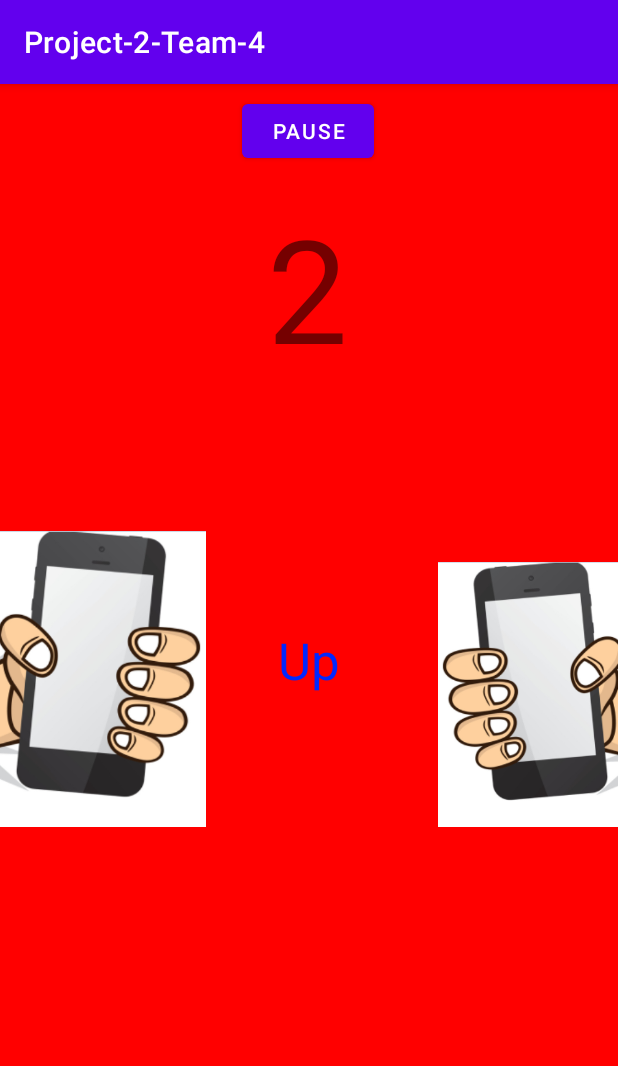
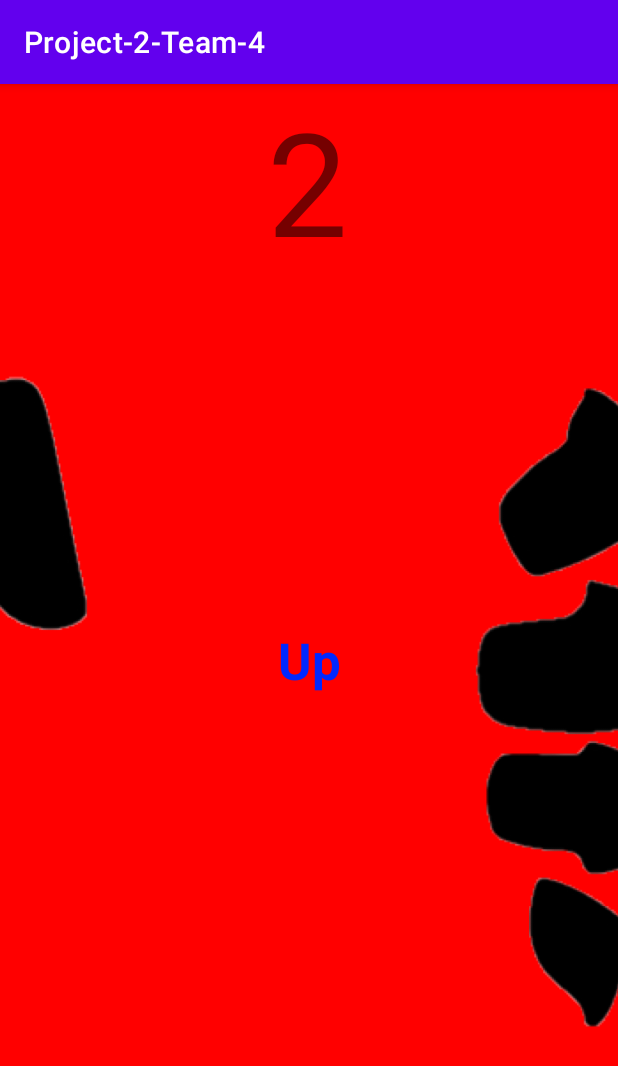
Before and after one commit to AJChippi/Project-2-Team-4, an Android app: the GameActivity screen opened directly, with no data from a screen before it, on a phone screen of 412 x 824 dp. Shown: the top 1066 px of the screen. Run offline under Robolectric (Android 15) with nearby library versions, the phone set to English and light mode, and no system bars.

Commit message:
Added Images, Listening for down still an issue
Added images for right or left handedness. Tried to fix the issue when listening for down events. Still triggers when punching up due to buoyancy effect

```diff
--- a/app/src/main/java/com/example/project_2_team_4/GameActivity.java
+++ b/app/src/main/java/com/example/project_2_team_4/GameActivity.java
@@ -11,15 +11,14 @@ import android.hardware.Sensor;
 import android.hardware.SensorEvent;
 import android.hardware.SensorEventListener;
 import android.hardware.SensorManager;
-import android.media.Image;
 import android.os.Bundle;
 import android.util.Log;
+import android.view.View;
 import android.widget.Button;
 import android.widget.ImageView;
 import android.widget.TextView;
 
 import java.util.ArrayList;
-import java.util.Arrays;
 import java.util.Timer;
 import java.util.TimerTask;
 
@@ -29,10 +28,10 @@ public class GameActivity extends AppCompatActivity implements SensorEventListen
     TextView txtTimer;
     ImageView imgLeftGrip;
     ImageView imgRightGrip;
-    Button btnPause;
 
     //Variables
     int ACC_THRESHOLD = 1;
+    int DIRECTION_CHECK = 0;
     int numOfCommands;
     float accStartingX;
     float accStartingY;
@@ -66,14 +65,19 @@ public class GameActivity extends AppCompatActivity implements SensorEventListen
 
         txtLayout = findViewById(R.id.txtLayout);
         txtTimer = findViewById(R.id.txtTimer);
+
+        //Image Resources
         imgLeftGrip = findViewById(R.id.imgLeftGrip);
         imgRightGrip = findViewById(R.id.imgRightGrip);
-        btnPause = findViewById(R.id.btnPause);
+        imgLeftGrip.setImageResource(R.drawable.left_grip);
+        imgRightGrip.setImageResource(R.drawable.left_grip);
+        imgLeftGrip.setVisibility(View.INVISIBLE);
+        imgRightGrip.setVisibility(View.INVISIBLE);
 
         //Get Settings Preferences
         //For now, set things to default
         numOfCommands = 2;
-        strHandGrip = "Right HAND";
+        strHandGrip = "Left";
 
         //Initialize Arraylists
         arlValuesX = new ArrayList<>();
@@ -93,11 +97,17 @@ public class GameActivity extends AppCompatActivity implements SensorEventListen
             int upAndDownRandom = (int) (Math.random() * 2);
             // get the random value of the array
             arlCommands.add(upAndDown[upAndDownRandom]);
+       //     arlCommands.add("down");
         }
 
         // set the text of the layout
         //    txtLayout.setText(arlCommands.get(0));
         txtLayout.setText(arlCommands.get(0));
+        if(strHandGrip.equalsIgnoreCase("left")){
+            imgLeftGrip.setVisibility(View.VISIBLE);
+        } else if(strHandGrip.equalsIgnoreCase("right")){
+            imgRightGrip.setVisibility(View.VISIBLE);
+        }
     }
 
     @Override
@@ -115,7 +125,7 @@ public class GameActivity extends AppCompatActivity implements SensorEventListen
                         Log.d(TAG, "Beginning: " + accStartingX + " | " + accStartingY);
                     }
 
-                    if (sensorEvent.values[1] + ACC_THRESHOLD < accStartingY)
+                 //   if (sensorEvent.values[1] + ACC_THRESHOLD < accStartingY)
                         Log.d(TAG, "onSensorChanged: " + sensorEvent.values[1]);
 
                     checkPunchY(sensorEvent.values[1]);
@@ -128,8 +138,7 @@ public class GameActivity extends AppCompatActivity implements SensorEventListen
     }
 
     @Override
-    public void onAccuracyChanged(Sensor sensor, int i) {
-    }
+    public void onAccuracyChanged(Sensor sensor, int i) {}
 
     public void checkPunchY(float accValueY) {
         //determine if the user is punching up or down
@@ -140,15 +149,21 @@ public class GameActivity extends AppCompatActivity implements SensorEventListen
                 findTopSpeedY(accValueY, arlCommands.get(0));
             } else {
                 Log.d(TAG, "Incorrect: Not UP");
+                DIRECTION_CHECK++;
+     //           arlValuesY.clear();
             }
         } else if (arlValuesY.get(arlValuesY.size() - 1) + ACC_THRESHOLD < accStartingY) {
             // <--- NO THRESHOLD FOR EMULATOR ---> //
        // } else if (arlValuesY.get(arlValuesY.size() - 1) < accStartingY) {
             if (arlCommands.get(0).equalsIgnoreCase("down")) {
-                Log.d(TAG, "Punching down");
-                findTopSpeedY(accValueY, arlCommands.get(0));
+                if(DIRECTION_CHECK < 10){
+                    Log.d(TAG, "Punching down");
+                    findTopSpeedY(accValueY, arlCommands.get(0));
+                }
             } else {
                 Log.d(TAG, "Incorrect: Not DOWN");
+                DIRECTION_CHECK++;
+       //         arlValuesY.clear();
             }
             //punching down
         } else {
@@ -156,9 +171,9 @@ public class GameActivity extends AppCompatActivity implements SensorEventListen
             Log.d(TAG, "Not punching");
             //clear the arraylist
             arlValuesY.clear();
+            DIRECTION_CHECK = 0;
         }
     }
-
 
     public void findTopSpeedY(float accValueY, String currentCommand) {
         //Command is up
@@ -168,12 +183,14 @@ public class GameActivity extends AppCompatActivity implements SensorEventListen
         //Threshold is set in order to give leeway to getting values instead of grabbing every
         //  value
         if (currentCommand.equalsIgnoreCase("up")) {
-            if (topSpeed < accValueY) {
+            if (topSpeed < accValueY && topSpeed >= 0) {
                 topSpeed = accValueY;
-            } else if (topSpeed - ACC_THRESHOLD > accValueY) {
+                Log.d(TAG, "FASTER ----> " + topSpeed);
+            } else if (topSpeed - ACC_THRESHOLD > accValueY && topSpeed >= 0) {
             // <--- NO THRESHOLD FOR EMULATOR ---> //
         //    } else if (topSpeed > accValueY) {
                 //Slows down. Get top speed
+                Log.d(TAG, "SLOWER ----> " + accValueY);
                 topSpeed -= accStartingY;
                 arlTopSpeeds.add(topSpeed);
                 Log.d(TAG, "TOP SPEED: " + topSpeed + " | Start_Y: " + accStartingY);
@@ -190,11 +207,13 @@ public class GameActivity extends AppCompatActivity implements SensorEventListen
             Log.d(TAG, "Checking: " + accValueY);
             //Speed value is going down when punching down
             if (topSpeed - ACC_THRESHOLD > accValueY) {
+      //      if(arlValuesY.get(arlValuesY.size() - 1) + ACC_THRESHOLD < accStartingY){
             // <--- NO THRESHOLD FOR EMULATOR ---> //
          //   if (topSpeed > accValueY) {
                 topSpeed = accValueY;
                 Log.d(TAG, "FASTER ----> " + topSpeed);
                 //Y-value is larger and speed is below 0. Essentially in negatives
+       //     } else if (arlValuesY.get(arlValuesY.size() - 1) + ACC_THRESHOLD < topSpeed && topSpeed < 0) {
             } else if (topSpeed < accValueY && topSpeed < 0) {
                 Log.d(TAG, "SLOWER ----> " + accValueY);
                 topSpeed *= -1;
@@ -208,7 +227,7 @@ public class GameActivity extends AppCompatActivity implements SensorEventListen
                 startActivity(intent);
             }
         }
-        arlValuesY.clear();
+    //    arlValuesY.clear();
     }
 
     public void sendData() {
--- a/app/src/main/res/layout/activity_game.xml
+++ b/app/src/main/res/layout/activity_game.xml
@@ -13,48 +13,12 @@
         android:gravity="center"
         android:textColor="#0028FF"
         android:textSize="34sp"
+        android:textStyle="bold"
         app:layout_constraintBottom_toBottomOf="parent"
         app:layout_constraintEnd_toEndOf="parent"
         app:layout_constraintStart_toStartOf="parent"
         app:layout_constraintTop_toTopOf="parent"
         tools:text="-" />
-
-    <ImageView
-        android:id="@+id/imgLeftGrip"
-        android:layout_width="312dp"
-        android:layout_height="197dp"
-        android:layout_marginEnd="252dp"
-        android:cropToPadding="false"
-        app:layout_constraintBottom_toBottomOf="parent"
-        app:layout_constraintEnd_toEndOf="parent"
-        app:layout_constraintTop_toTopOf="parent"
-        app:layout_constraintVertical_bias="0.522"
-        app:srcCompat="@drawable/phone" />
-
-    <ImageView
-        android:id="@+id/imgRightGrip"
-        android:layout_width="237dp"
-        android:layout_height="199dp"
-        android:layout_marginStart="292dp"
-        android:rotationX="0"
-        android:rotationY="-180"
-        app:layout_constraintBottom_toBottomOf="parent"
-        app:layout_constraintStart_toStartOf="parent"
-        app:layout_constraintTop_toTopOf="parent"
-        app:layout_constraintVertical_bias="0.541"
-        app:srcCompat="@drawable/phone" />
-
-    <Button
-        android:id="@+id/btnPause"
-        android:layout_width="wrap_content"
-        android:layout_height="wrap_content"
-        android:text="Pause"
-        app:layout_constraintBottom_toBottomOf="parent"
-        app:layout_constraintEnd_toEndOf="parent"
-        app:layout_constraintHorizontal_bias="0.498"
-        app:layout_constraintStart_toStartOf="parent"
-        app:layout_constraintTop_toTopOf="parent"
-        app:layout_constraintVertical_bias="0.01" />
 
     <TextView
         android:id="@+id/txtTimer"
@@ -66,7 +30,32 @@
         app:layout_constraintEnd_toEndOf="parent"
         app:layout_constraintHorizontal_bias="0.498"
         app:layout_constraintStart_toStartOf="parent"
-        app:layout_constraintTop_toBottomOf="@+id/btnPause"
-        app:layout_constraintVertical_bias="0.027" />
+        app:layout_constraintTop_toTopOf="parent"
+        app:layout_constraintVertical_bias="0.0" />
+
+    <ImageView
+        android:id="@+id/imgLeftGrip"
+        android:layout_width="686dp"
+        android:layout_height="945dp"
+        app:layout_constraintBottom_toBottomOf="parent"
+        app:layout_constraintEnd_toEndOf="parent"
+        app:layout_constraintHorizontal_bias="0.549"
+        app:layout_constraintStart_toStartOf="parent"
+        app:layout_constraintTop_toTopOf="parent"
+        app:srcCompat="@drawable/left_grip" />
+
+    <ImageView
+        android:id="@+id/imgRightGrip"
+        android:layout_width="686dp"
+        android:layout_height="945dp"
+        android:rotation="180"
+        android:rotationX="180"
+        android:rotationY="0"
+        app:layout_constraintBottom_toBottomOf="parent"
+        app:layout_constraintEnd_toEndOf="parent"
+        app:layout_constraintHorizontal_bias="0.549"
+        app:layout_constraintStart_toStartOf="parent"
+        app:layout_constraintTop_toTopOf="parent"
+        app:srcCompat="@drawable/left_grip" />
 
 </androidx.constraintlayout.widget.ConstraintLayout>
```
Also changed, not shown: app/src/main/res/drawable/left_grip.png (added).
